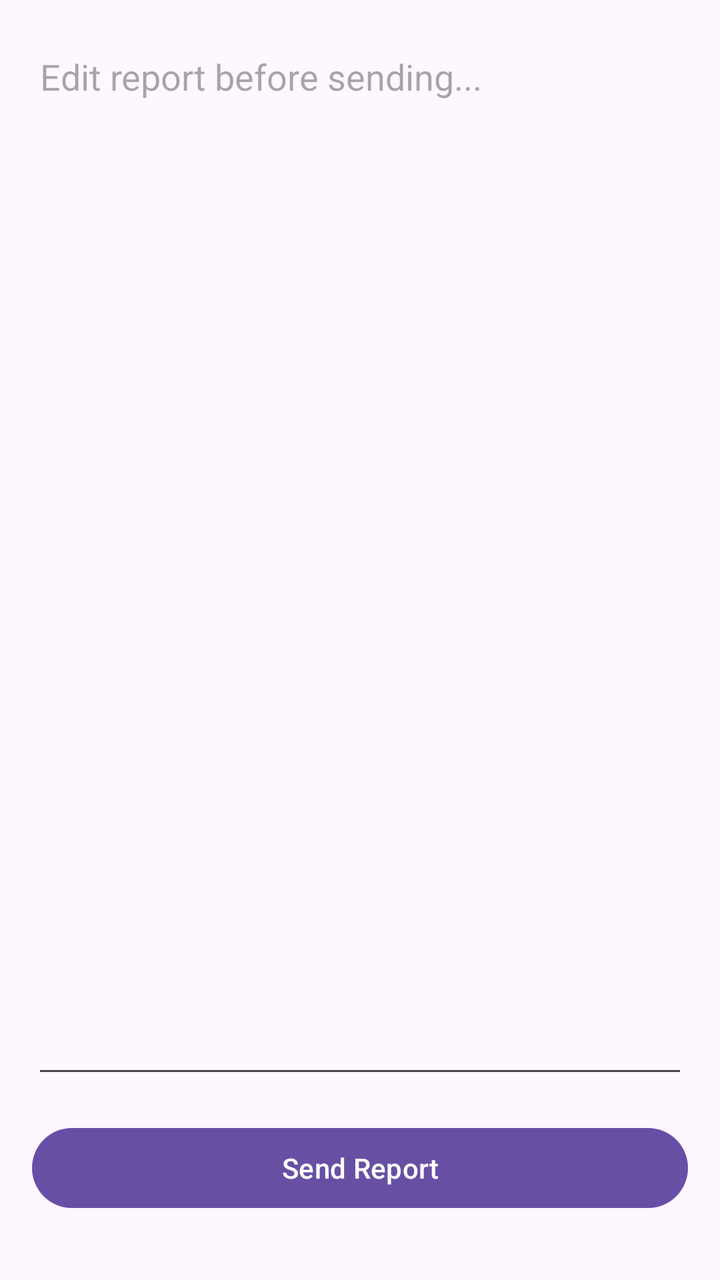
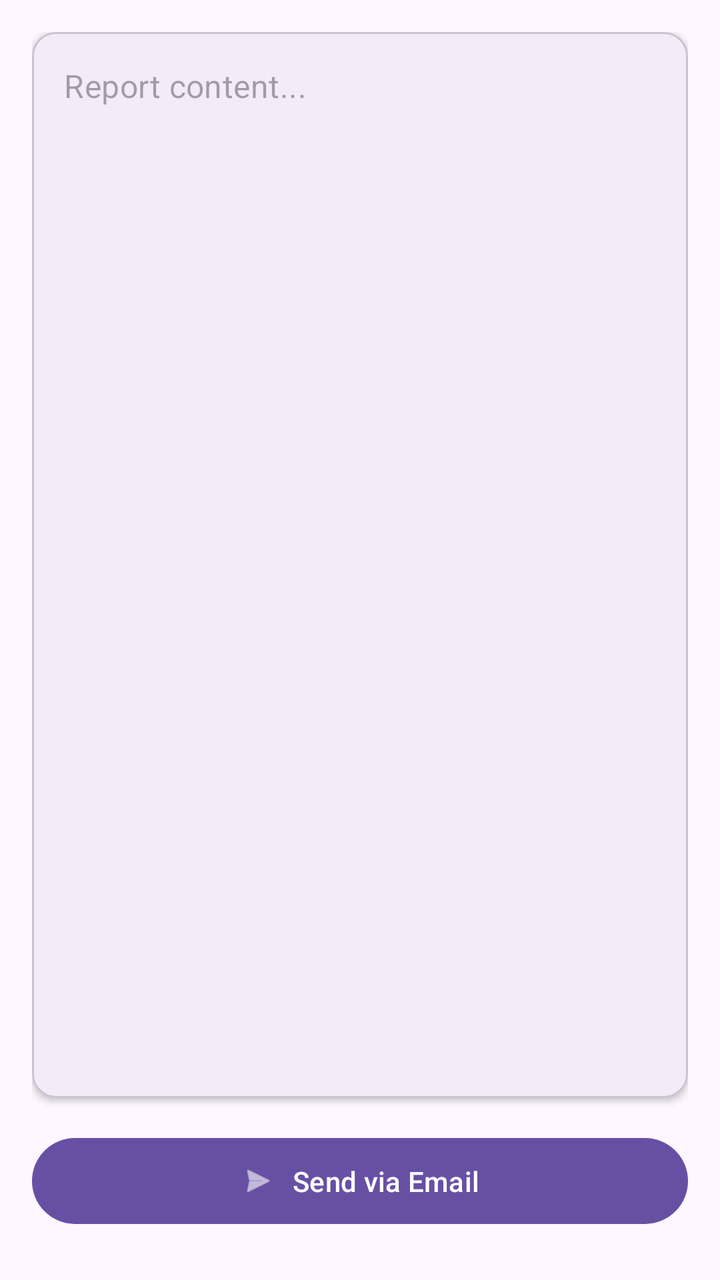

Screens rendered from an Android XML layout before and after an edit, with the pre-edit source and the edit as a unified diff.
<!-- AndroidManifest.xml: application theme Theme.TimeTracker -->
<!-- res/layout/fragment_send.xml -->
<?xml version="1.0" encoding="utf-8"?>
<androidx.constraintlayout.widget.ConstraintLayout xmlns:android="http://schemas.android.com/apk/res/android"
    xmlns:app="http://schemas.android.com/apk/res-auto"
    xmlns:tools="http://schemas.android.com/tools"
    android:layout_width="match_parent"
    android:layout_height="match_parent">

    <EditText
        android:id="@+id/edittext_report"
        android:layout_width="0dp"
        android:layout_height="0dp"
        android:layout_margin="16dp"
        android:gravity="top"
        android:hint="Edit report before sending..."
        android:inputType="textMultiLine"
        app:layout_constraintBottom_toTopOf="@+id/button_final_send"
        app:layout_constraintEnd_toEndOf="parent"
        app:layout_constraintStart_toStartOf="parent"
        app:layout_constraintTop_toTopOf="parent" />

    <Button
        android:id="@+id/button_final_send"
        android:layout_width="match_parent"
        android:layout_height="wrap_content"
        android:layout_marginLeft="16dp"
        android:layout_marginRight="16dp"
        android:layout_marginTop="16dp"
        android:layout_marginBottom="32dp"
        android:text="Send Report"
        app:layout_constraintBottom_toBottomOf="parent"
        app:layout_constraintEnd_toEndOf="parent"
        app:layout_constraintStart_toStartOf="parent" />

</androidx.constraintlayout.widget.ConstraintLayout>
<!-- resources referenced by this layout -->
<resources>
  <style name="Theme.TimeTracker" parent="Base.Theme.TimeTracker" />
  <style name="Base.Theme.TimeTracker" parent="Theme.Material3.DayNight.NoActionBar">
          
          
      </style>
</resources>

<!-- the commit's change to res/layout/fragment_send.xml (unified diff, before → after) -->
@@ -3,30 +3,52 @@
     xmlns:app="http://schemas.android.com/apk/res-auto"
     xmlns:tools="http://schemas.android.com/tools"
     android:layout_width="match_parent"
-    android:layout_height="match_parent">
+    android:layout_height="match_parent"
+    android:padding="16dp">
 
-    <EditText
-        android:id="@+id/edittext_report"
+    <com.google.android.material.card.MaterialCardView
+        android:id="@+id/card_report_editor"
         android:layout_width="0dp"
         android:layout_height="0dp"
-        android:layout_margin="16dp"
-        android:gravity="top"
-        android:hint="Edit report before sending..."
-        android:inputType="textMultiLine"
+        android:layout_marginBottom="16dp"
+        app:cardCornerRadius="12dp"
+        app:cardElevation="2dp"
         app:layout_constraintBottom_toTopOf="@+id/button_final_send"
         app:layout_constraintEnd_toEndOf="parent"
         app:layout_constraintStart_toStartOf="parent"
-        app:layout_constraintTop_toTopOf="parent" />
+        app:layout_constraintTop_toTopOf="parent">
 
-    <Button
+        <com.google.android.material.textfield.TextInputLayout
+            android:id="@+id/layout_report_editor"
+            style="@style/Widget.MaterialComponents.TextInputLayout.OutlinedBox"
+            android:layout_width="match_parent"
+            android:layout_height="match_parent"
+            android:padding="8dp"
+            app:boxStrokeWidth="0dp"
+            app:boxStrokeWidthFocused="0dp"
+            app:hintEnabled="false">
+
+            <com.google.android.material.textfield.TextInputEditText
+                android:id="@+id/edittext_report"
+                android:layout_width="match_parent"
+                android:layout_height="match_parent"
+                android:gravity="top"
+                android:hint="Report content..."
+                android:inputType="textMultiLine"
+                android:background="@android:color/transparent"
+                android:padding="8dp" />
+        </com.google.android.material.textfield.TextInputLayout>
+    </com.google.android.material.card.MaterialCardView>
+
+    <com.google.android.material.button.MaterialButton
         android:id="@+id/button_final_send"
         android:layout_width="match_parent"
         android:layout_height="wrap_content"
-        android:layout_marginLeft="16dp"
-        android:layout_marginRight="16dp"
-        android:layout_marginTop="16dp"
-        android:layout_marginBottom="32dp"
-        android:text="Send Report"
+        android:layout_marginBottom="8dp"
+        android:padding="12dp"
+        android:text="Send via Email"
+        app:icon="@android:drawable/ic_menu_send"
+        app:iconGravity="textStart"
         app:layout_constraintBottom_toBottomOf="parent"
         app:layout_constraintEnd_toEndOf="parent"
         app:layout_constraintStart_toStartOf="parent" />
